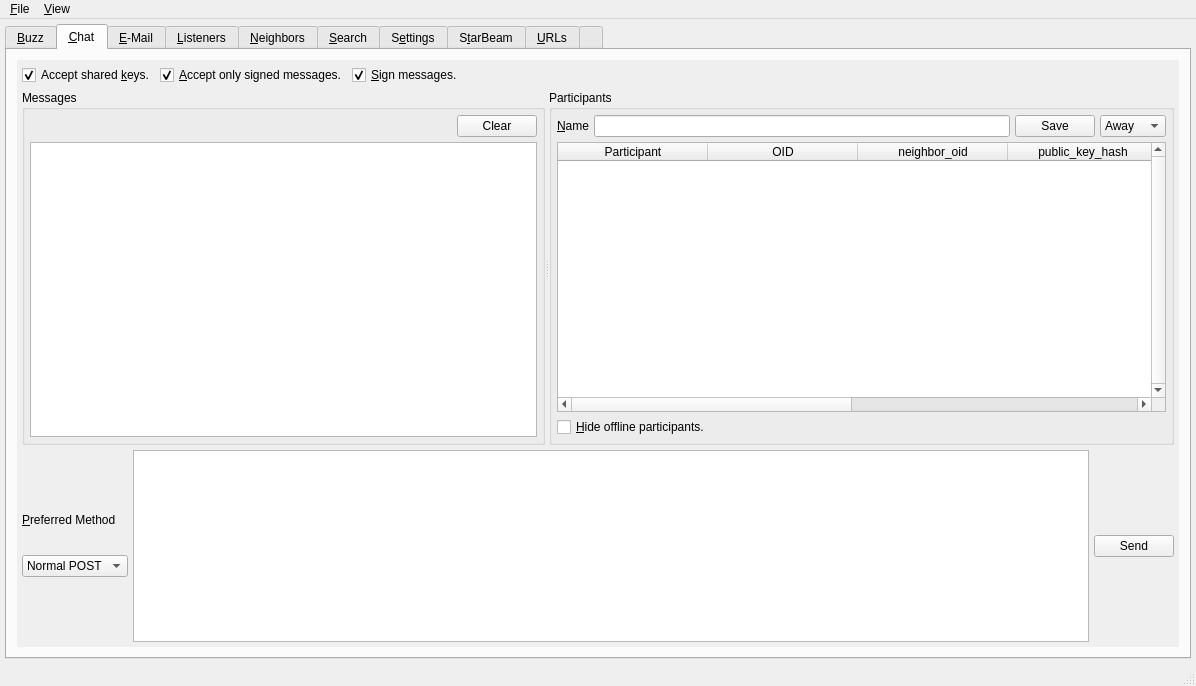
The window that UI/controlcenter.ui (xloem/spot-on-svn) describes before a commit, drawn with Qt 5.
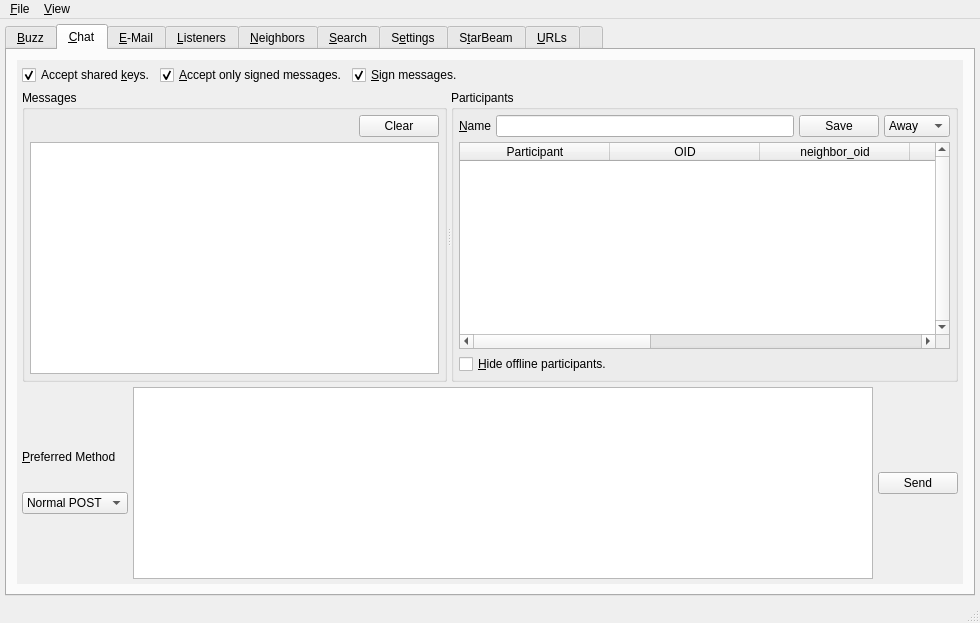
The same window after the commit. The open tabs and pages were chosen to show the change. Icons and pictures are not drawn. Custom widgets are drawn as their Qt base class.

Diff of the .ui file:
```diff
--- a/UI/controlcenter.ui
+++ b/UI/controlcenter.ui
@@ -6,8 +6,8 @@
    <rect>
     <x>0</x>
     <y>0</y>
-    <width>1196</width>
-    <height>686</height>
+    <width>980</width>
+    <height>623</height>
    </rect>
   </property>
   <property name="windowTitle">
@@ -363,8 +363,8 @@
                <rect>
                 <x>0</x>
                 <y>0</y>
-                <width>542</width>
-                <height>413</height>
+                <width>944</width>
+                <height>511</height>
                </rect>
               </property>
               <layout class="QHBoxLayout" name="horizontalLayout_25">
@@ -5641,8 +5641,8 @@
     <rect>
      <x>0</x>
      <y>0</y>
-     <width>1196</width>
-     <height>24</height>
+     <width>980</width>
+     <height>22</height>
     </rect>
    </property>
    <widget class="QMenu" name="menu_File">
```
Left out of the diff: 12 changed lines with no effect on the pictures.
